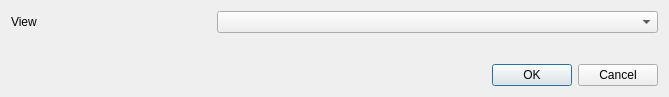
Above: gui/ui/composed.ui from s-du/SkySpectral before the change. Below: the same form after it.
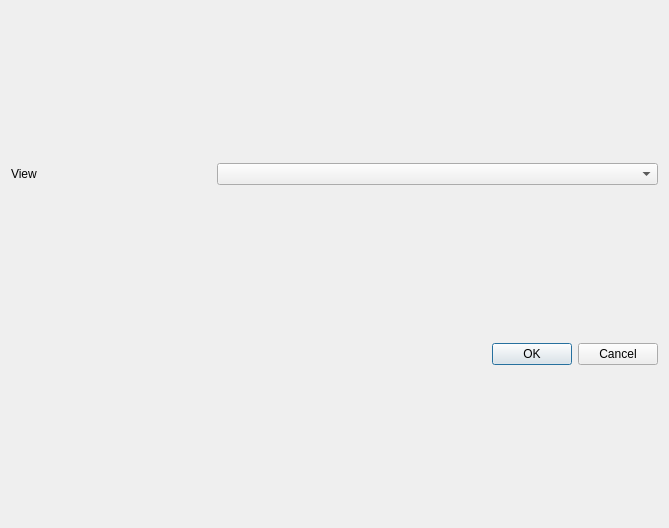
That is the form after the change.

Diff of the .ui file:
```diff
--- a/gui/ui/composed.ui
+++ b/gui/ui/composed.ui
@@ -7,7 +7,7 @@
     <x>0</x>
     <y>0</y>
     <width>669</width>
-    <height>97</height>
+    <height>528</height>
    </rect>
   </property>
   <property name="windowTitle">
@@ -34,19 +34,6 @@
      </item>
     </layout>
    </item>
-   <item>
-    <spacer name="verticalSpacer">
-     <property name="orientation">
-      <enum>Qt::Vertical</enum>
-     </property>
-     <property name="sizeHint" stdset="0">
-      <size>
-       <width>20</width>
-       <height>40</height>
-      </size>
-     </property>
-    </spacer>
-   </item>
    <item>
     <layout class="QVBoxLayout" name="verticalLayout"/>
    </item>
```
